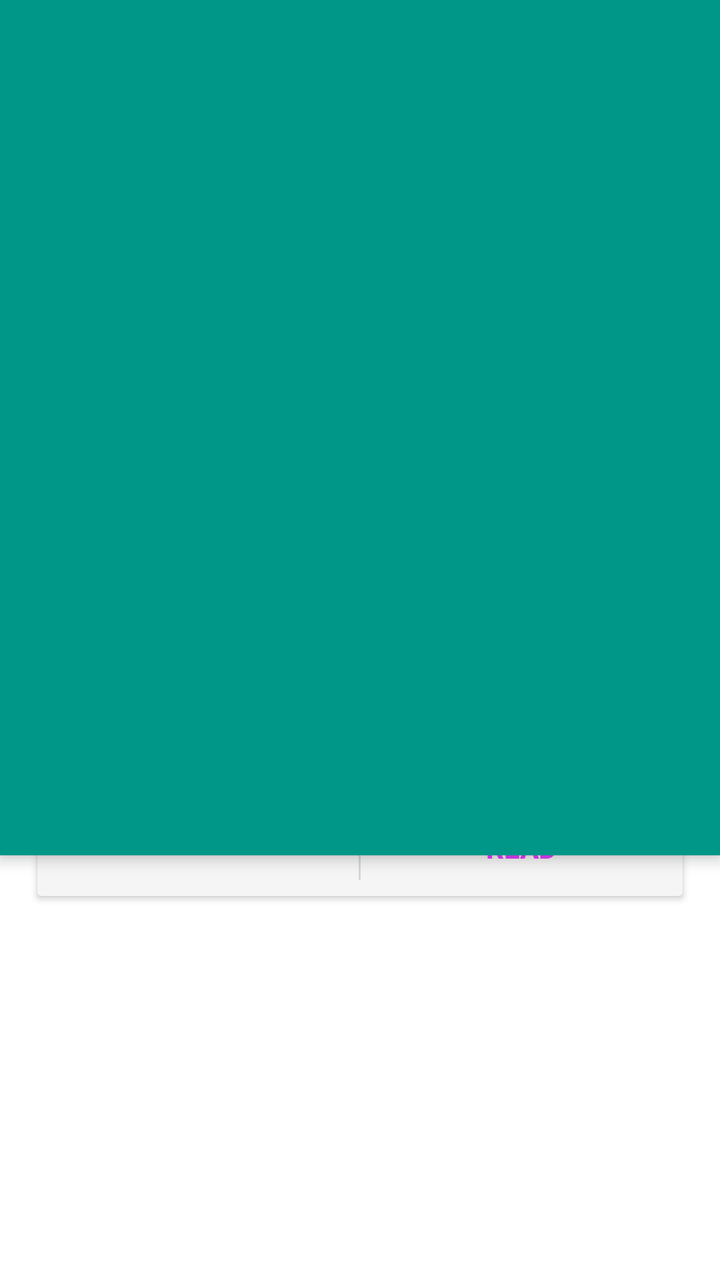
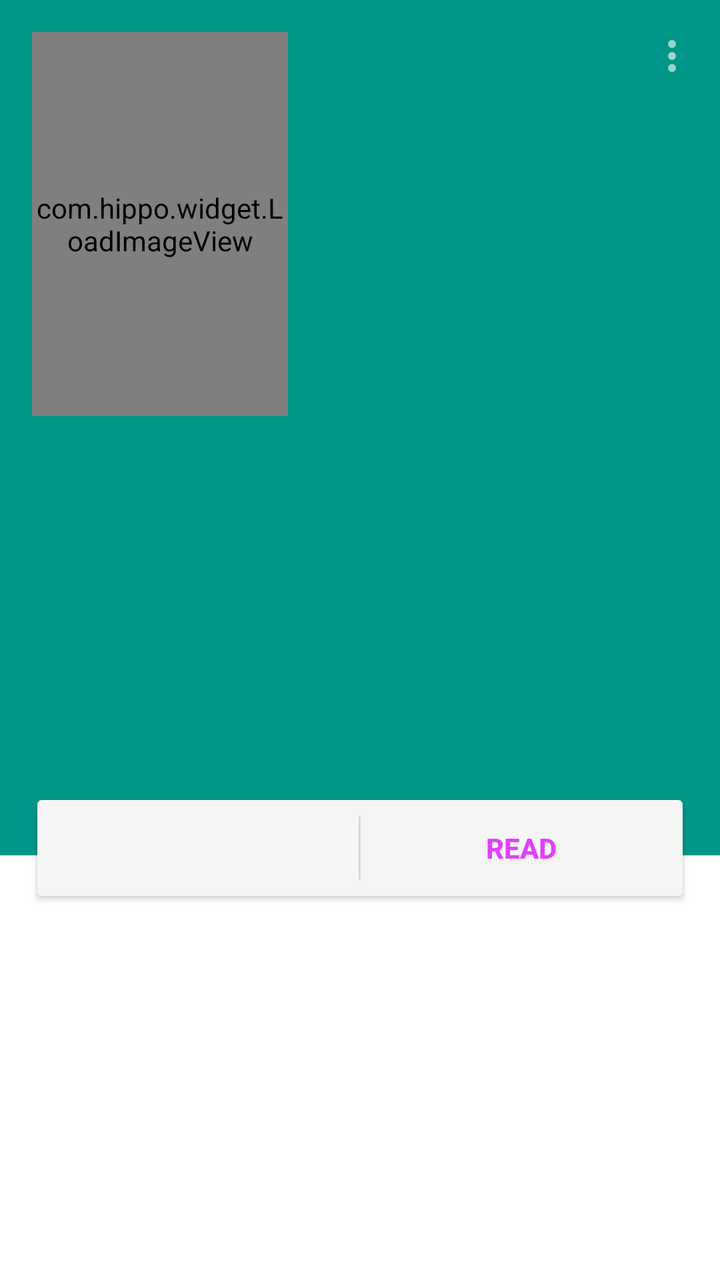

Screens rendered from an Android XML layout before and after an edit, with the pre-edit source and the edit as a unified diff.
<!-- AndroidManifest.xml: application theme AppTheme -->
<!-- res/layout/gallery_detail_header.xml -->
<?xml version="1.0" encoding="utf-8"?>
<androidx.constraintlayout.widget.ConstraintLayout
    xmlns:android="http://schemas.android.com/apk/res/android"
    xmlns:app="http://schemas.android.com/apk/res-auto"
    android:id="@+id/header"
    android:layout_width="match_parent"
    android:layout_height="wrap_content">

    <View
        android:id="@+id/color_bg"
        android:layout_width="0dp"
        android:layout_height="0dp"
        android:layout_marginBottom="24dp"
        android:background="?attr/galleryDetailHeaderBackgroundColor"
        android:elevation="4dp"
        app:layout_constraintBottom_toBottomOf="@id/action_card"
        app:layout_constraintEnd_toEndOf="parent"
        app:layout_constraintStart_toStartOf="parent"
        app:layout_constraintTop_toTopOf="parent" />

    <com.hippo.widget.LoadImageView
        android:id="@+id/thumb"
        android:layout_width="@dimen/gallery_detail_thumb_width"
        android:layout_height="@dimen/gallery_detail_thumb_height"
        android:layout_marginStart="@dimen/keyline_margin"
        android:layout_marginTop="@dimen/keyline_margin"
        android:layout_marginBottom="@dimen/keyline_margin"
        android:scaleType="fitCenter"
        app:layout_constraintStart_toStartOf="parent"
        app:layout_constraintTop_toTopOf="parent" />

    <ImageView
        android:id="@+id/other_actions"
        android:layout_width="48dp"
        android:layout_height="56dp"
        android:background="?selectableItemBackgroundBorderless"
        android:clickable="true"
        android:focusable="true"
        android:paddingLeft="12dp"
        android:paddingTop="16dp"
        android:paddingRight="12dp"
        android:paddingBottom="16dp"
        app:layout_constraintEnd_toEndOf="parent"
        app:layout_constraintTop_toTopOf="parent"
        app:srcCompat="@drawable/v_dots_vertical_secondary_dark_x24" />

    <TextView
        android:id="@+id/title"
        android:layout_width="0dp"
        android:layout_height="wrap_content"
        android:layout_marginStart="@dimen/keyline_margin"
        android:ellipsize="end"
        android:maxLines="5"
        android:textColor="@android:color/white"
        android:textSize="@dimen/text_little_large"
        app:layout_constraintEnd_toStartOf="@id/other_actions"
        app:layout_constraintStart_toEndOf="@id/thumb"
        app:layout_constraintTop_toTopOf="@id/thumb" />

    <TextView
        android:id="@+id/uploader"
        android:layout_width="0dp"
        android:layout_height="wrap_content"
        android:layout_marginTop="8dp"
        android:layout_marginEnd="@dimen/keyline_margin"
        android:background="?selectableItemBackgroundBorderless"
        android:ellipsize="end"
        android:singleLine="true"
        android:textColor="@android:color/white"
        android:textSize="@dimen/text_little_small"
        app:layout_constraintEnd_toStartOf="@id/other_actions"
        app:layout_constraintStart_toStartOf="@id/title"
        app:layout_constraintTop_toBottomOf="@id/title" />

    
    <androidx.constraintlayout.widget.Barrier
        android:id="@+id/view_head_bottom"
        android:layout_width="wrap_content"
        android:layout_height="wrap_content"
        app:barrierDirection="bottom"
        app:constraint_referenced_ids="thumb,uploader" />

    <com.hippo.ehviewer.widget.ArchiverDownloadProgress
        android:id="@+id/archiver_download_progress"
        android:layout_width="match_parent"
        android:layout_height="wrap_content"
        android:visibility="gone"
        app:layout_constraintEnd_toEndOf="parent"
        app:layout_constraintStart_toStartOf="parent"
        app:layout_constraintTop_toBottomOf="@id/view_head_bottom" />

    <TextView
        android:id="@+id/new_version"
        style="@style/ButtonNewVersion"
        android:layout_width="wrap_content"
        android:layout_height="wrap_content"
        android:layout_marginStart="@dimen/keyline_margin"
        android:layout_marginEnd="@dimen/keyline_margin"
        android:clickable="true"
        android:focusable="true"
        android:text="@string/have_new_version"
        android:textColor="?attr/textColorThemePrimary2"
        android:visibility="gone"
        app:layout_constraintStart_toStartOf="parent"
        app:layout_constraintTop_toBottomOf="@id/archiver_download_progress" />

    <com.google.android.material.card.MaterialCardView
        android:id="@+id/action_card"
        style="@style/CardView.Normal"
        android:layout_width="0dp"
        android:layout_height="wrap_content"
        android:layout_marginStart="@dimen/keyline_margin"
        android:layout_marginEnd="@dimen/keyline_margin"
        app:cardUseCompatPadding="true"
        app:layout_constraintBottom_toBottomOf="parent"
        app:layout_constraintEnd_toEndOf="parent"
        app:layout_constraintStart_toStartOf="parent"
        app:layout_constraintTop_toBottomOf="@id/new_version">

        <LinearLayout
            android:layout_width="match_parent"
            android:layout_height="wrap_content"
            android:orientation="horizontal">

            <TextView
                android:id="@+id/download"
                style="@style/ButtonInCard"
                android:layout_width="0dp"
                android:layout_height="wrap_content"
                android:layout_weight="1"
                android:background="?selectableItemBackgroundBorderless"
                android:clickable="true"
                android:focusable="true"
                android:textColor="?attr/textColorThemePrimary" />

            <View
                android:layout_width="1dp"
                android:layout_height="match_parent"
                android:layout_marginTop="8dp"
                android:layout_marginBottom="8dp"
                android:background="?attr/dividerColor" />

            <TextView
                android:id="@+id/read"
                style="@style/ButtonInCard"
                android:layout_width="0dp"
                android:layout_height="wrap_content"
                android:layout_weight="1"
                android:background="?selectableItemBackgroundBorderless"
                android:clickable="true"
                android:focusable="true"
                android:text="@string/read"
                android:textColor="?attr/textColorThemeAccent" />

        </LinearLayout>

    </com.google.android.material.card.MaterialCardView>

</androidx.constraintlayout.widget.ConstraintLayout>
<!-- resources referenced by this layout -->
<resources>
  <dimen name="gallery_detail_thumb_height">192dp</dimen>
  <dimen name="gallery_detail_thumb_width">128dp</dimen>
  <dimen name="keyline_margin">16dp</dimen>
  <dimen name="text_little_large">20sp</dimen>
  <dimen name="text_little_small">16sp</dimen>
  <!-- drawable v_dots_vertical_secondary_dark_x24 (drawable) -->
  <?xml version="1.0" encoding="utf-8"?>
  <vector
      xmlns:android="http://schemas.android.com/apk/res/android"
      android:width="24dp"
      android:height="24dp"
      android:viewportWidth="24"
      android:viewportHeight="24">
  
      <path
          android:pathData="@string/pd_dots_vertical"
          android:fillColor="@color/secondary_drawable_dark"/>
  
  </vector>
  <string name="have_new_version">Click to see new gallery version</string>
  <string name="read">Read</string>
  <style name="CardView.Normal">
          <item name="cardCornerRadius">2dp</item>
          <item name="cardUseCompatPadding">true</item>
          <item name="cardElevation">2dp</item>
          <item name="cardMaxElevation">2dp</item>
          <item name="cardPreventCornerOverlap">true</item>
          <item name="cardBackgroundColor">?attr/contentColorPrimary</item>
          <item name="contentPadding">0dp</item>
      </style>
  <style name="AppTheme" parent="BaseTheme">
          <item name="android:windowBackground">@color/white</item>
      </style>
  <string name="pd_dots_vertical" translatable="false">M12,16A2,2 0 0,1 14,18A2,2 0 0,1 12,20A2,2 0 0,1 10,18A2,2 0 0,1 12,16M12,10A2,2 0 0,1 14,12A2,2 0 0,1 12,14A2,2 0 0,1 10,12A2,2 0 0,1 12,10M12,4A2,2 0 0,1 14,6A2,2 0 0,1 12,8A2,2 0 0,1 10,6A2,2 0 0,1 12,4Z</string>
  <color name="secondary_drawable_dark">#99ffffff</color>
  <color name="white">#ffffffff</color>
  <color name="colorPrimary">@color/teal_500</color>
  <color name="popupWindow_background_light">#ffF2F2F2</color>
  <style name="ThemeChangeButtonStyleLight" parent="@style/Widget.AppCompat.Button.Borderless.Colored">
          <item name="textColor">@color/colorAccent</item>
          <item name="backgroundColor">@color/white</item>
      </style>
  <color name="colorPrimaryDark">@color/teal_700</color>
  <color name="colorAccent">@color/purple_a200</color>
  <style name="ActionBarStyle" parent="@style/Widget.AppCompat.ActionBar.Solid">
          <item name="background">?attr/toolbarColor</item>
      </style>
  <color name="divider_light">#20000000</color>
  <color name="loading_indicator_blue">#ff1d87e4</color>
  <color name="primary_drawable_light">#8a000000</color>
  <color name="secondary_drawable_light">#42000000</color>
  <color name="content_light">@color/grey_100</color>
  <color name="progress_light">@color/colorAccent</color>
  <color name="guide_bg">#e5009688</color>
  <color name="tag_group_background_light">@color/colorAccent</color>
  <color name="tag_background_light">@color/colorPrimary</color>
  <color name="gallery_detail_button_background_light">@color/grey_100</color>
  <!-- drawable preference_header_background_light (drawable) -->
  <?xml version="1.0" encoding="utf-8"?>
  <selector xmlns:android="http://schemas.android.com/apk/res/android">
  
      <item android:state_activated="true" android:drawable="@drawable/grey_200"/>
      <item android:drawable="@drawable/transparent"/>
  
  </selector>
  <!-- drawable divider_gallery_detail_light (drawable) -->
  <?xml version="1.0" encoding="utf-8"?>
  <shape
      xmlns:android="http://schemas.android.com/apk/res/android">
  
      <solid
          android:color="@color/divider_light"/>
  
      <size
          android:height="1dp"/>
  
  </shape>
  <color name="colorLimitCountBg">#ff009688</color>
  <color name="shape_color_limits">@color/teal_500</color>
  <color name="home_shadow_color">@color/grey_350</color>
  <color name="icon_color">@color/grey_100</color>
  <color name="teal_500">#ff009688</color>
  <color name="teal_700">#ff00796b</color>
  <color name="purple_a200">#ffe040fb</color>
  <color name="grey_100">#fff5f5f5</color>
  <color name="grey_350">#ffcfcfcf</color>
  <!-- unchanged entries left out for length: 3 -->
</resources>

<!-- the commit's change to res/layout/gallery_detail_header.xml (unified diff, before → after) -->
@@ -6,13 +6,13 @@
     android:layout_width="match_parent"
     android:layout_height="wrap_content">
 
+    
     <View
         android:id="@+id/color_bg"
         android:layout_width="0dp"
         android:layout_height="0dp"
         android:layout_marginBottom="24dp"
         android:background="?attr/galleryDetailHeaderBackgroundColor"
-        android:elevation="4dp"
         app:layout_constraintBottom_toBottomOf="@id/action_card"
         app:layout_constraintEnd_toEndOf="parent"
         app:layout_constraintStart_toStartOf="parent"
